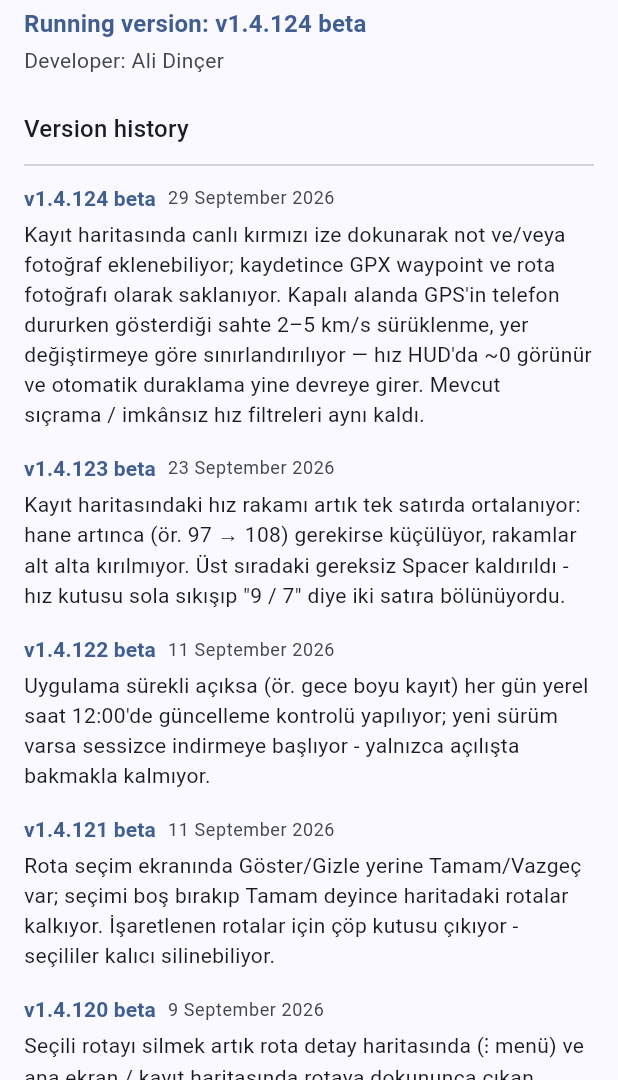
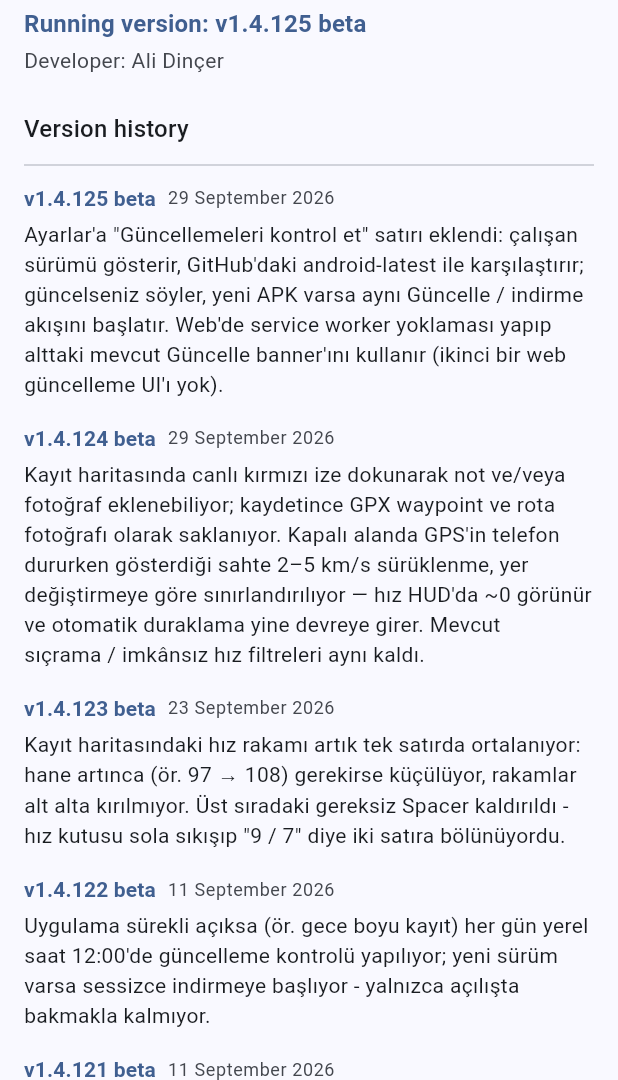
Before and after one commit to alid67-git/RideAtlas, a Flutter app: the AboutScreen screen opened directly, on a phone screen of 412 x 824 dp, the part 156-1236 px from its top. Run offline on Flutter 3.47's test engine with Material 3 defaults, Android fonts, the phone set to English and light mode, and no system bars; our stand-ins replace battery_plus, file_picker, fl_chart, flutter_map, geolocator, hive and 7 more; missing offline and left inert: dart:js_interop, exif, gpx, photo_manager; accounts and stored records are empty; generated files the repository leaves out were written again; network calls fail.

Commit message:
v1.4.125: Settings check for updates / upgrade (#63)
Add Ayarlar → Güncellemeleri kontrol et: shows the running build, probes
GitHub android-latest on Android (install when newer), and on web asks
the service worker so the existing bottom Update banner can appear.

Co-authored-by: Cursor Agent <cursoragent@cursor.com>
Co-authored-by: alid67-git <alid67-git@users.noreply.github.com>

```diff
--- a/lib/build_info.dart
+++ b/lib/build_info.dart
@@ -1,9 +1,9 @@
 /// Bumped by hand on every push so the running build can be eyeballed on
 /// screen (Chrome tabs / dev servers can otherwise silently serve stale JS).
-const String kAppBuildLabel = 'v1.4.124 beta';
+const String kAppBuildLabel = 'v1.4.125 beta';
 
 /// Shown once, in a dialog, the first time this build label is seen.
 const String kAppBuildNote =
-    'Kayıt sırasında canlı ize dokunarak not/fotoğraf ekleyebilirsiniz; '
-    'kaydetince GPX ve rotaya yazılır. Kapalı alanda sahte 2–5 km/s sürüklenme '
-    'artık yok sayılıyor — otomatik duraklama yine çalışır.';
+    'Ayarlar\'a "Güncellemeleri kontrol et" eklendi: istediğiniz an '
+    'yeni sürüm var mı bakıp Android\'de yükseltebilirsiniz; web\'de '
+    'alttaki Güncelle banner\'ı çıkar.';
--- a/lib/changelog.dart
+++ b/lib/changelog.dart
@@ -19,6 +19,17 @@ class ChangelogEntry {
 }
 
 const kChangelog = <ChangelogEntry>[
+  ChangelogEntry(
+    version: 'v1.4.125 beta',
+    date: '2026-09-29',
+    note:
+        'Ayarlar\'a "Güncellemeleri kontrol et" satırı eklendi: çalışan '
+        'sürümü gösterir, GitHub\'daki android-latest ile karşılaştırır; '
+        'güncelseniz söyler, yeni APK varsa aynı Güncelle / indirme '
+        'akışını başlatır. Web\'de service worker yoklaması yapıp alttaki '
+        'mevcut Güncelle banner\'ını kullanır (ikinci bir web güncelleme '
+        'UI\'ı yok).',
+  ),
   ChangelogEntry(
     version: 'v1.4.124 beta',
     date: '2026-09-29',
--- a/lib/help_content.dart
+++ b/lib/help_content.dart
@@ -246,14 +246,14 @@ const _helpSectionsTr = <HelpSection>[
   HelpSection(
     title: 'Uygulama güncellemeleri',
     body:
-        'Android\'de yeni sürüm çıkınca uygulama açılışta sorar; tek '
-        'düğme "Güncelle" yeterlidir. Sonrası otomatik: indirme yüzdesi '
-        'uygulamayı kilitlemeden alttaki banner\'da gösterilir, bitince '
-        'kurulum ekranı açılır ve eski uygulama süreci kendini kapatır - '
-        'geri kaydırınca eski sürüme değil güncel sürüme dönersiniz. '
-        'İstemezseniz diyaloğu kapatın - ana ekranda yine "Güncelle" '
-        'banner\'ı kalır, istediğiniz an devam edebilirsiniz. Web sürümü '
-        'her ziyarette zaten güncel haliyle yüklenir.',
+        'Android\'de yeni sürüm çıkınca uygulama açılışta veya öğlen '
+        'otomatik kontrolde fark eder; tek düğme "Güncelle" yeterlidir. '
+        'Ayarlar > "Güncellemeleri kontrol et" ile istediğiniz an da '
+        'bakabilirsiniz - güncelseniz söyler, yeni sürüm varsa aynı '
+        'indirme/kurulum akışını başlatır. İndirme yüzdesi uygulamayı '
+        'kilitlemeden banner\'da gösterilir, bitince kurulum ekranı '
+        'açılır. Web\'de aynı Ayarlar satırı service worker\'ı yoklar; '
+        'yeni sürüm varsa alttaki "Güncelle" banner\'ı çıkar.',
   ),
   HelpSection(
     title: 'Dil değiştirme',
@@ -483,15 +483,14 @@ const _helpSectionsEn = <HelpSection>[
   HelpSection(
     title: 'App updates',
     body:
-        'On Android, the app asks at launch when a new version is out - '
-        'one "Update" tap is enough. Everything after that runs in the '
-        'background without locking the app: download progress shows in '
-        'a bottom banner, the installer opens automatically once it\'s '
-        'done, and the old app process closes itself - swiping back lands '
-        'you in the new version, not the stale one. Dismiss the dialog '
-        'and a home-screen banner still offers the same single Update '
-        'button whenever you\'re ready. The web version always loads the '
-        'latest build on every visit.',
+        'On Android, the app notices a new version at launch or during '
+        'the daily noon check - one "Update" tap is enough. You can also '
+        'open Settings > "Check for updates" anytime: it tells you if '
+        'you\'re current, or starts the same download/install flow when '
+        'a newer APK is available. Progress shows in a banner without '
+        'locking the app. On web, that same Settings row asks the '
+        'service worker to look; if an update is ready, the bottom '
+        '"Update" banner appears.',
   ),
   HelpSection(
     title: 'Changing the language',
--- a/lib/l10n/app_de.arb
+++ b/lib/l10n/app_de.arb
@@ -264,5 +264,10 @@
   "recordingAddNoteTitle": "Notiz oder Foto hinzufügen",
   "recordingAddNoteMessage": "Hinterlassen Sie an diesem Punkt der aufgezeichneten Strecke eine Notiz und/oder ein Foto. Beim Speichern gehören sie zur Route.",
   "recordingNoteFieldLabel": "Notiz",
-  "recordingPhotoWaypointName": "Foto"
+  "recordingPhotoWaypointName": "Foto",
+  "checkForUpdatesTitle": "Nach Updates suchen",
+  "updateUpToDateMessage": "Sie verwenden die neueste Version.",
+  "updateCheckFailedMessage": "Update-Prüfung fehlgeschlagen. Verbindung prüfen und erneut versuchen.",
+  "updateCheckUnsupportedMessage": "Manuelle Update-Prüfung ist unter Android und im Web verfügbar.",
+  "updateWebAvailableMessage": "Eine neue Version ist bereit — nutzen Sie das Update-Banner unten auf der Seite."
 }
--- a/lib/l10n/app_en.arb
+++ b/lib/l10n/app_en.arb
@@ -264,5 +264,10 @@
   "recordingAddNoteTitle": "Add note or photo",
   "recordingAddNoteMessage": "Leave a note and/or attach a photo at this point on the recorded path. They are saved with the ride.",
   "recordingNoteFieldLabel": "Note",
-  "recordingPhotoWaypointName": "Photo"
+  "recordingPhotoWaypointName": "Photo",
+  "checkForUpdatesTitle": "Check for updates",
+  "updateUpToDateMessage": "You're on the latest version.",
+  "updateCheckFailedMessage": "Couldn't check for updates. Check your connection and try again.",
+  "updateCheckUnsupportedMessage": "Manual update check is available on Android and web.",
+  "updateWebAvailableMessage": "A new version is ready — use the Update banner at the bottom of the page."
 }
--- a/lib/l10n/app_tr.arb
+++ b/lib/l10n/app_tr.arb
@@ -289,5 +289,10 @@
   "recordingAddNoteTitle": "Not veya fotoğraf ekle",
   "recordingAddNoteMessage": "Kayıtlı iz üzerinde bu noktaya not bırakın ve/veya fotoğraf ekleyin. Kaydettiğinizde rotayla birlikte saklanır.",
   "recordingNoteFieldLabel": "Not",
-  "recordingPhotoWaypointName": "Fotoğraf"
+  "recordingPhotoWaypointName": "Fotoğraf",
+  "checkForUpdatesTitle": "Güncellemeleri kontrol et",
+  "updateUpToDateMessage": "En güncel sürümü kullanıyorsunuz.",
+  "updateCheckFailedMessage": "Güncelleme kontrol edilemedi. Bağlantınızı kontrol edip tekrar deneyin.",
+  "updateCheckUnsupportedMessage": "Manuel güncelleme kontrolü Android ve web'de kullanılabilir.",
+  "updateWebAvailableMessage": "Yeni sürüm hazır — sayfanın altındaki Güncelle banner'ını kullanın."
 }
--- /dev/null
+++ b/lib/services/web_update_check.dart
@@ -0,0 +1,2 @@
+export 'web_update_check_stub.dart'
+    if (dart.library.js_interop) 'web_update_check_web.dart';
--- /dev/null
+++ b/lib/services/web_update_check_stub.dart
@@ -0,0 +1,2 @@
+/// Non-web stub - Settings only offers a live check on Android / web.
+Future<String> checkWebUpdate() async => 'unsupported';
```
Also changed, not shown: lib/screens/settings_screen.dart (+147 -0 lines), lib/services/app_update_controller.dart (+21 -4 lines), lib/services/update_checker.dart (+66 -16 lines), lib/services/web_update_check_web.dart (added, +15 -0 lines), 1 other file.
